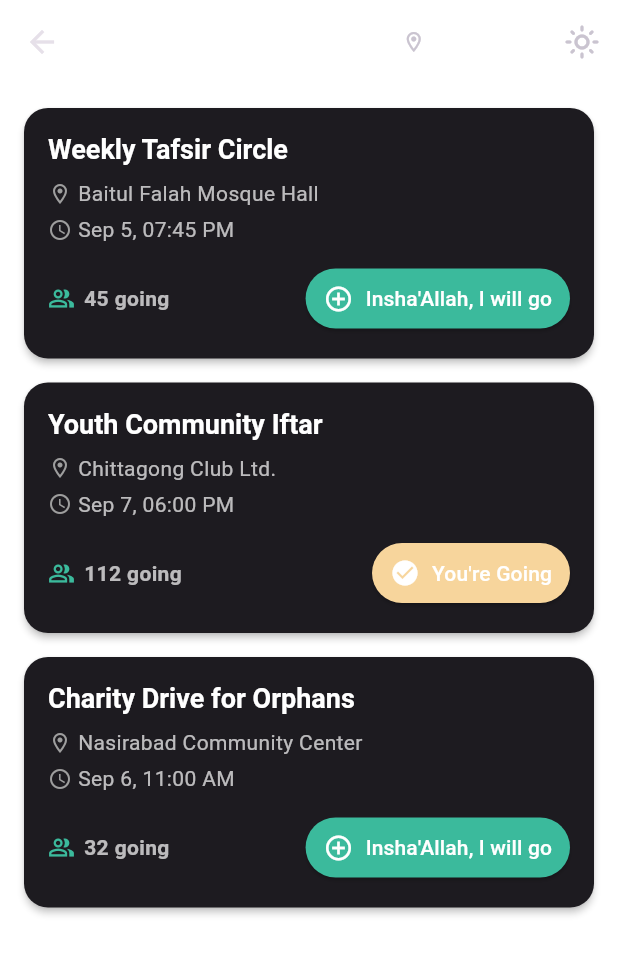
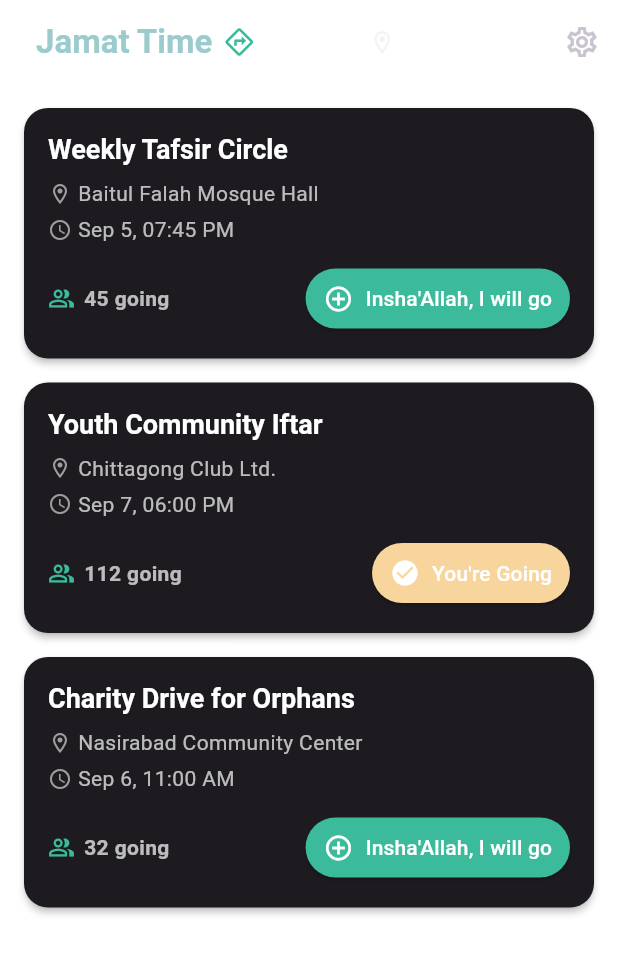
Before and after one commit to about-shihab/jamat_time, a Flutter app: the EventsView screen opened directly, on a phone screen of 412 x 824 dp. Shown: the top 954 px of the screen. Run offline on Flutter 3.47's test engine with Material 3 defaults, Android fonts, the phone set to English and light mode, and no system bars; our stand-ins replace flutter_local_notifications, hijri, timezone; Roboto replaces fonts that are missing (Poppins).

Commit message:
refactor: Remove hadith display logic from CustomAppBar and update title text style

```diff
--- a/lib/screens/home_view.dart
+++ b/lib/screens/home_view.dart
@@ -26,7 +26,6 @@ class _HomeViewState extends State<HomeView> {
       // FIX: AppBar is now customized for the Home screen
       appBar: CustomAppBar(
         title: widget.favoriteMosque.name,
-        showHadith: true,
       ),
       body: SafeArea(
         child: ListView(
--- a/lib/theme_provider.dart
+++ b/lib/theme_provider.dart
@@ -24,7 +24,7 @@ class AppTheme {
     appBarTheme: const AppBarTheme(
       backgroundColor: Colors.transparent,
       elevation: 0,
-      titleTextStyle: TextStyle(fontSize: 22, fontWeight: FontWeight.bold, fontFamily: 'Poppins'),
+      titleTextStyle: TextStyle(fontSize: 22, fontWeight: FontWeight.bold, fontFamily: 'Poppins', color: Color.fromARGB(255, 156, 203, 206)),
     ),
     textTheme: TextTheme(
       titleLarge: const TextStyle(color: Colors.white, fontWeight: FontWeight.bold),
--- a/lib/widgets/custom_app_bar.dart
+++ b/lib/widgets/custom_app_bar.dart
@@ -5,93 +5,112 @@ import 'package:jamat_time/theme_provider.dart';
 
 class CustomAppBar extends StatefulWidget implements PreferredSizeWidget {
   final String? title;
-  final bool showHadith;
+  final VoidCallback? onRescanPressed; // Callback for the rescan action
 
   const CustomAppBar({
     super.key,
     this.title,
-    this.showHadith = false, // Defaults to not showing the hadith
+    this.onRescanPressed,
   });
 
   @override
   State<CustomAppBar> createState() => _CustomAppBarState();
 
   @override
-  Size get preferredSize => Size.fromHeight(kToolbarHeight + (showHadith ? 30.0 : 0.0));
+  Size get preferredSize => const Size.fromHeight(kToolbarHeight);
 }
 
 class _CustomAppBarState extends State<CustomAppBar> {
-  int _hadithIndex = 0;
-  Timer? _timer;
-
-  final List<String> _hadithList = [
-    "Prayer in congregation is 27 times more meritorious than a prayer performed individually.",
-    "If they knew the reward for 'Isha' and Fajr prayers... they would come to them even if they had to crawl.",
-    "One step of his will wipe out a sin and the other step will raise him one degree.",
-  ];
-
-  @override
-  void initState() {
-    super.initState();
-    if (widget.showHadith) {
-      _timer = Timer.periodic(const Duration(seconds: 20), (timer) {
-        if (mounted) {
-          setState(() {
-            _hadithIndex = (_hadithIndex + 1) % _hadithList.length;
-          });
-        }
-      });
-    }
-  }
-
-  @override
-  void dispose() {
-    _timer?.cancel();
-    super.dispose();
+  // --- SETTINGS MENU ---
+  void _showSettingsMenu(BuildContext context) {
+    final themeProvider = Provider.of<ThemeProvider>(context, listen: false);
+    showModalBottomSheet(
+      context: context,
+      backgroundColor: Theme.of(context).cardColor,
+      shape: const RoundedRectangleBorder(
+        borderRadius: BorderRadius.vertical(top: Radius.circular(20)),
+      ),
+      builder: (context) {
+        return Padding(
+          padding: const EdgeInsets.symmetric(vertical: 16.0),
+          child: Wrap(
+            runSpacing: 8,
+            children: [
+              SwitchListTile.adaptive(
+                title: const Text('Dark Mode'),
+                secondary: Icon(Icons.dark_mode_outlined, color: Theme.of(context).primaryColor),
+                value: themeProvider.isDarkMode,
+                onChanged: (value) {
+                  themeProvider.toggleTheme(value);
+                },
+              ),
+              ListTile(
+                leading: Icon(Icons.login_outlined, color: Theme.of(context).primaryColor),
+                title: const Text('Login / Register'),
+                onTap: () => Navigator.pop(context),
+              ),
+              const Divider(indent: 16, endIndent: 16),
+              ListTile(
+                leading: Icon(Icons.info_outline, color: Theme.of(context).iconTheme.color),
+                title: const Text('About Us'),
+                onTap: () => Navigator.pop(context),
+              ),
+              ListTile(
+                leading: Icon(Icons.star_border_outlined, color: Theme.of(context).iconTheme.color),
+                title: const Text('Rate This App'),
+                onTap: () => Navigator.pop(context),
+              ),
+            ],
+          ),
+        );
+      },
+    );
   }
 
   @override
   Widget build(BuildContext context) {
-    final themeProvider = Provider.of<ThemeProvider>(context);
     return AppBar(
       backgroundColor: Colors.transparent,
       elevation: 0,
-      centerTitle: true,
-      title: Text(widget.title ?? 'Jamat Time'),
+      centerTitle: false,
+      automaticallyImplyLeading: false,
+
+      // TITLE: Mosque Name + Directions Icon
+      title: InkWell(
+        onTap: () { /* Add map navigation logic here */ },
+        borderRadius: BorderRadius.circular(12),
+        child: Padding(
+          padding: const EdgeInsets.symmetric(horizontal: 8.0, vertical: 4.0),
+          child: Row(
+            mainAxisSize: MainAxisSize.min,
+            children: [
+              Text(widget.title ?? 'Jamat Time'),
+              const SizedBox(width: 8),
+              Icon(Icons.directions_outlined, size: 20, color: Theme.of(context).primaryColor),
+            ],
+          ),
+        ),
+      ),
+
       actions: [
-        Row(
-          children: [
-            const Icon(Icons.location_on_outlined, size: 16),
-            const SizedBox(width: 4),
-            Text("Chattogram", style: Theme.of(context).textTheme.bodyMedium),
-          ],
+        // LOCATION & RESCAN BUTTON
+        TextButton.icon(
+          onPressed: widget.onRescanPressed,
+          icon: Icon(widget.onRescanPressed != null ? Icons.sync : Icons.location_on_outlined, size: 18),
+          label: Text("Chattogram", style: Theme.of(context).textTheme.bodyMedium),
+          style: TextButton.styleFrom(
+            foregroundColor: Theme.of(context).textTheme.bodyMedium?.color,
+            shape: RoundedRectangleBorder(borderRadius: BorderRadius.circular(20)),
+          ),
         ),
+
+        // SETTINGS BUTTON
         IconButton(
-          icon: Icon(themeProvider.isDarkMode ? Icons.light_mode_outlined : Icons.dark_mode_outlined),
-          tooltip: 'Toggle Theme',
-          onPressed: () {
-            // This is the correct way to call the provider for an action
-            Provider.of<ThemeProvider>(context, listen: false).toggleTheme(!themeProvider.isDarkMode);
-          },
+          icon: const Icon(Icons.settings_outlined),
+          tooltip: 'Settings',
+          onPressed: () => _showSettingsMenu(context),
         ),
       ],
-      bottom: widget.showHadith
-          ? PreferredSize(
-              preferredSize: const Size.fromHeight(30.0),
-              child: AnimatedSwitcher(
-                duration: const Duration(milliseconds: 1000),
-                transitionBuilder: (Widget child, Animation<double> animation) {
-                  return FadeTransition(opacity: animation, child: child);
-                },
-                child: Text(
-                  _hadithList[_hadithIndex],
-                  key: ValueKey<int>(_hadithIndex),
-                  style: Theme.of(context).textTheme.bodyMedium?.copyWith(fontStyle: FontStyle.italic, fontSize: 12),
-                  textAlign: TextAlign.center,
-                ),
-              ),
-            )
-          : null,
     );
   }
 }
```
